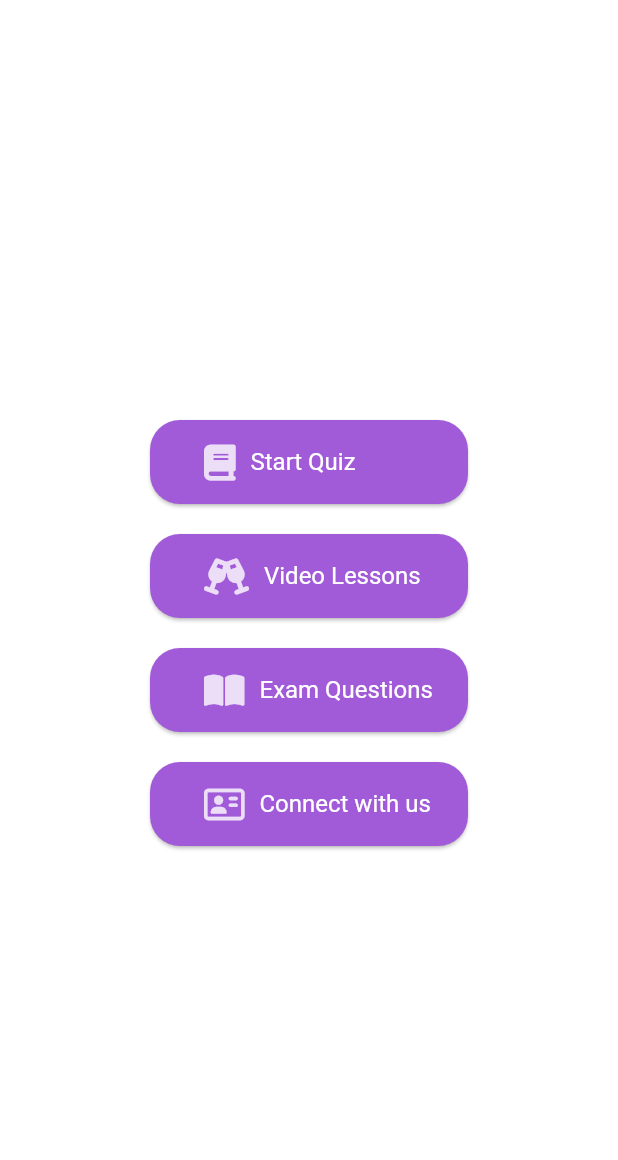
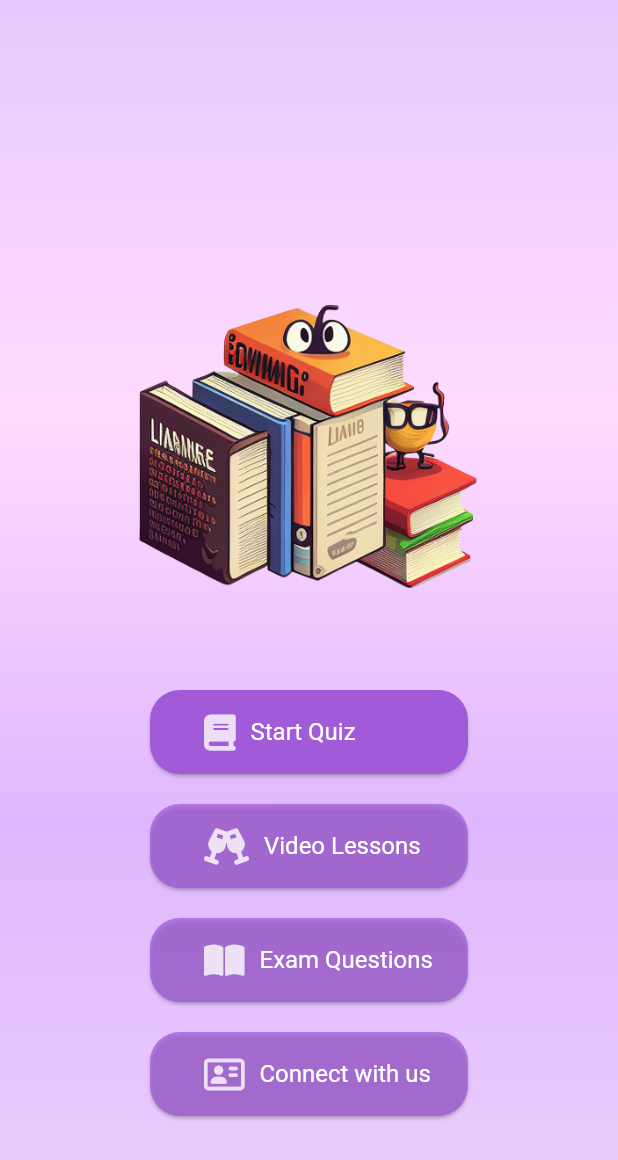
Before and after one commit to Chamidilshan/Quiz_app, a Flutter app: the screen it shows after launch, on a phone screen of 412 x 824 dp. Shown: the top 1160 px of the screen. Run offline on Flutter 3.47's test engine with Material 2 defaults, Android fonts, the light colour scheme and no system bars; our stand-ins replace font_awesome_flutter; network calls fail.

Commit message:
edited starting page styles

```diff
--- a/lib/constants/constants.dart
+++ b/lib/constants/constants.dart
@@ -6,3 +6,4 @@ Color normalColor = Colors.white70;
 Color backColor = Color(0xFFA15AD8);
 Color backColoreNew = Color(0xFF28ABFF);
 Color newColor = Color(0xFFF2F5F7);
+Color purpColor = Color(0xFFEBCBFD);
--- a/lib/pages/starting_page.dart
+++ b/lib/pages/starting_page.dart
@@ -9,10 +9,21 @@ class StartingPage extends StatelessWidget {
   @override
   Widget build(BuildContext context) {
     return Scaffold(
-      backgroundColor: Colors.white,
-      body: Column(
+      body: Container(
+        decoration: BoxDecoration(
+        gradient: LinearGradient(
+        colors: [
+        Color(0xFFE7C9FF),
+    Color(0xFFFFDBFF),
+    Color(0xFFDFB7FE),
+    Color(0xFFECCFFD),
+    ],
+    begin: Alignment.topCenter,
+    end: Alignment.bottomCenter,
+    ),),
+        child: Column(
           crossAxisAlignment: CrossAxisAlignment.center,
-        mainAxisAlignment: MainAxisAlignment.center,
+          mainAxisAlignment: MainAxisAlignment.end,
           children: [
             // GestureDetector(
             //   onTap: () {
@@ -42,6 +53,7 @@ class StartingPage extends StatelessWidget {
             //     ),
             //   ),
             // ),
+            Image.asset('images/books.png', width: 290.0,),
             SizedBox(
               height: 20.0,
             ),
@@ -97,7 +109,7 @@ class StartingPage extends StatelessWidget {
                 shape: RoundedRectangleBorder(
                     borderRadius: BorderRadius.circular(20.0)
                 ),
-              color: backColor,
+                color: backColor.withOpacity(0.7),
                 child: Container(
                   child: ListTile(
                     title: Row(
@@ -135,7 +147,7 @@ class StartingPage extends StatelessWidget {
                 shape: RoundedRectangleBorder(
                     borderRadius: BorderRadius.circular(20.0)
                 ),
-              color: backColor,
+                color: backColor.withOpacity(0.7),
                 child: Container(
                   child: ListTile(
                     title: Row(
@@ -173,7 +185,7 @@ class StartingPage extends StatelessWidget {
                 shape: RoundedRectangleBorder(
                     borderRadius: BorderRadius.circular(20.0)
                 ),
-              color: backColor,
+                color: backColor.withOpacity(0.7) ,
                 child: Container(
                   child: ListTile(
                     title: Row(
@@ -199,8 +211,12 @@ class StartingPage extends StatelessWidget {
                 ),
               ),
             ),
+            SizedBox(
+              height: 80.0,
+            )
 
           ],
+        ),
       ),
     );
   }
--- a/pubspec.yaml
+++ b/pubspec.yaml
@@ -62,8 +62,8 @@ flutter:
   uses-material-design: true
 
   # To add assets to your application, add an assets section, like this:
-  # assets:
-  #   - images/a_dot_burr.jpeg
+  assets:
+    - images/
   #   - images/a_dot_ham.jpeg
 
   # An image asset can refer to one or more resolution-specific "variants", see
```
Also changed, not shown: lib/pages/home_screen.dart (+33 -28 lines), lib/pages/result_page.dart (+12 -3 lines), lib/widgets/next_button_widget.dart (+11 -7 lines), lib/widgets/question_widget.dart (+14 -9 lines), images/books.png (added). Lines whose indentation alone changed are shown as unchanged.
